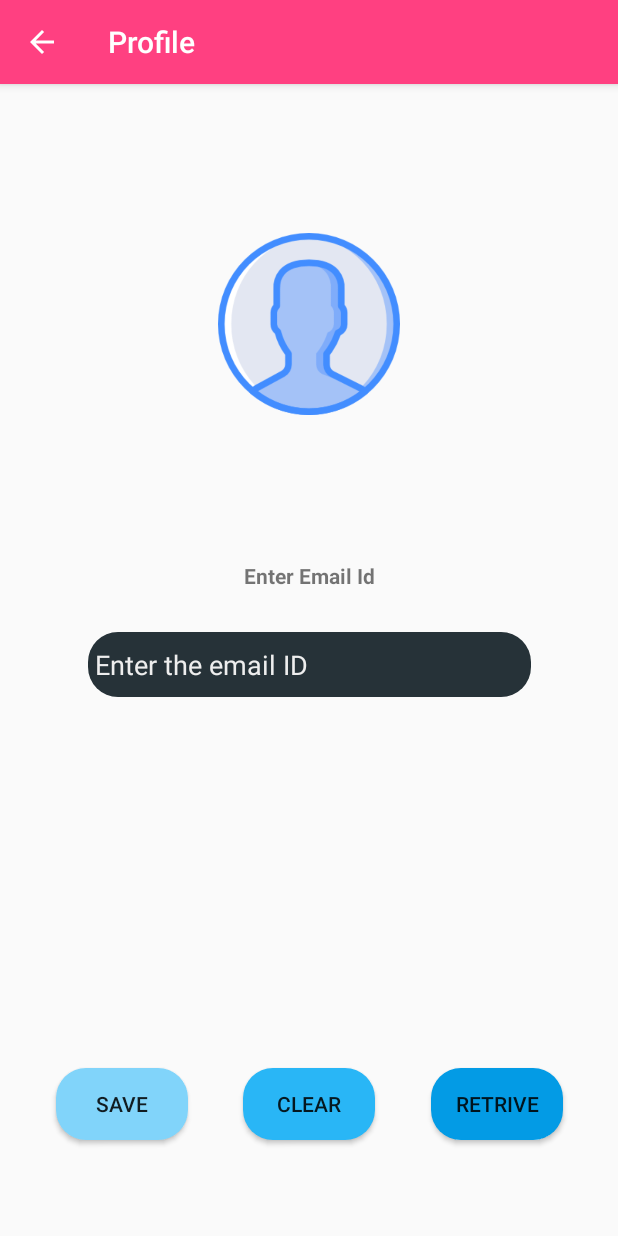
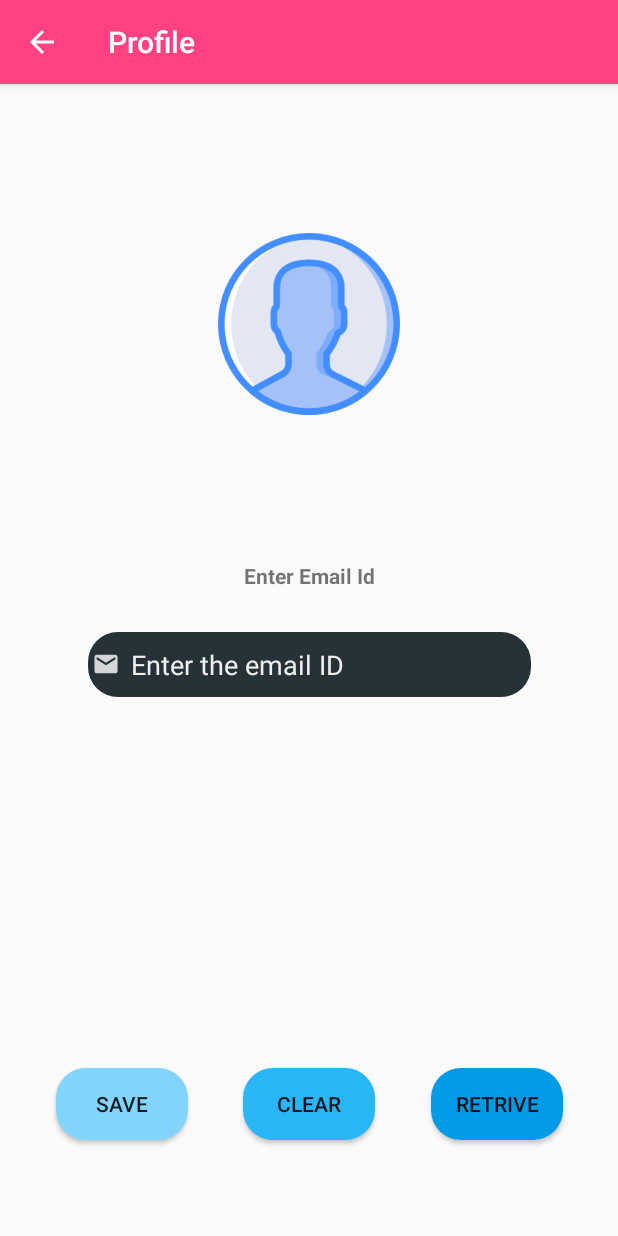
Before and after one commit to kghilothia06/sih_internal_hackathon_codeMongerzz, an Android app: the MyProfile screen opened directly, with no data from a screen before it, on a phone screen of 412 x 824 dp. Run offline under Robolectric (Android 15) with nearby library versions, the phone set to English and light mode, and no system bars.

```diff
--- /dev/null
+++ b/Ml_vision/app/src/main/res/drawable-anydpi/ic_action_email.xml
@@ -0,0 +1,14 @@
+<vector xmlns:android="http://schemas.android.com/apk/res/android"
+    android:width="24dp"
+    android:height="24dp"
+    android:viewportWidth="31.2"
+    android:viewportHeight="31.2"
+    android:tint="#FFFFFF"
+    android:alpha="0.8">
+  <group android:translateX="3.6"
+      android:translateY="3.6">
+      <path
+          android:fillColor="#FF000000"
+          android:pathData="M20,4L4,4c-1.1,0 -1.99,0.9 -1.99,2L2,18c0,1.1 0.9,2 2,2h16c1.1,0 2,-0.9 2,-2L22,6c0,-1.1 -0.9,-2 -2,-2zM20,8l-8,5 -8,-5L4,6l8,5 8,-5v2z"/>
+  </group>
+</vector>
--- a/Ml_vision/app/src/main/res/layout/activity_my_profile.xml
+++ b/Ml_vision/app/src/main/res/layout/activity_my_profile.xml
@@ -36,6 +36,7 @@
         android:ems="10"
         android:hint=" Enter the email ID"
         android:inputType="text"
+        android:drawableLeft="@drawable/ic_action_email"
         app:layout_constraintEnd_toEndOf="parent"
         app:layout_constraintStart_toStartOf="parent"
         app:layout_constraintTop_toBottomOf="@+id/textView" />
```
Also changed, not shown: Ml_vision/app/src/main/res/drawable-hdpi/ic_action_email.png (added), Ml_vision/app/src/main/res/drawable-mdpi/ic_action_email.png (added), Ml_vision/app/src/main/res/drawable-xhdpi/ic_action_email.png (added), Ml_vision/app/src/main/res/drawable-xxhdpi/ic_action_email.png (added).
